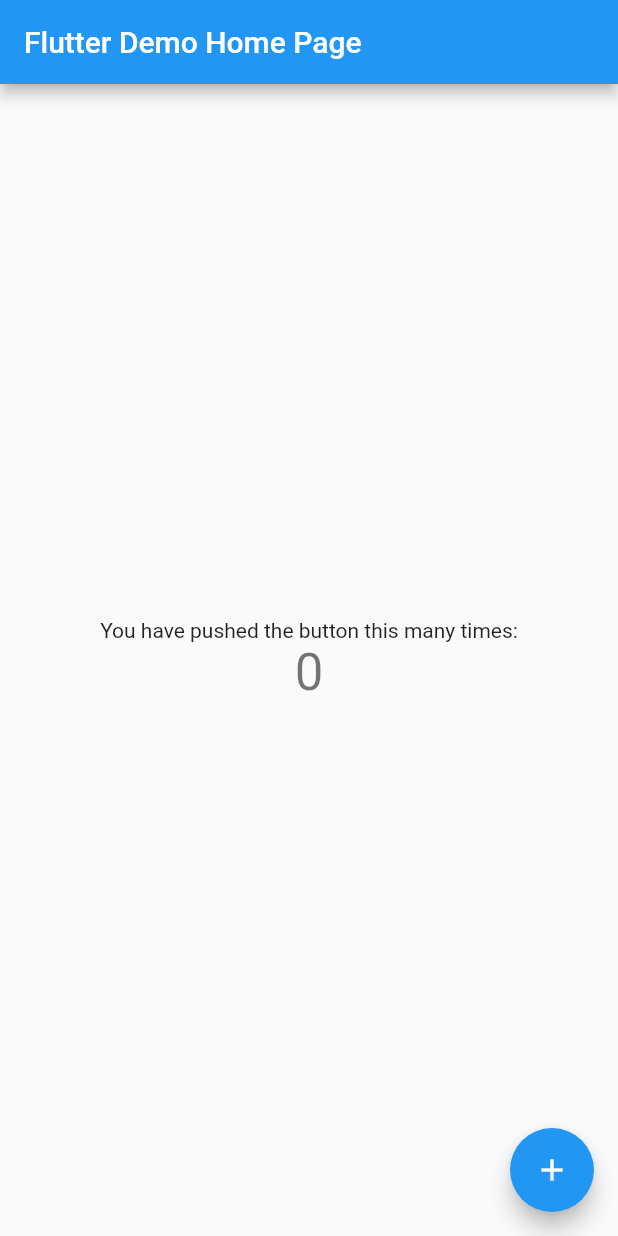
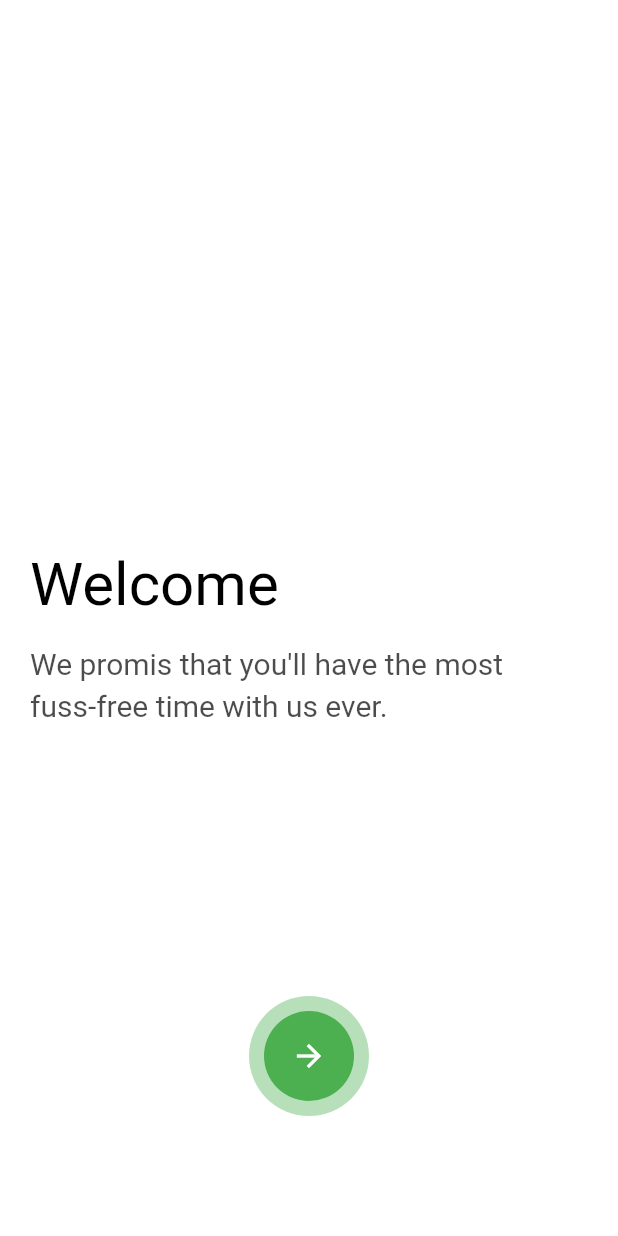
Before and after one commit to lidhishc/agrodocMidhun, a Flutter app: the screen it shows after launch, on a phone screen of 412 x 824 dp. Run offline on Flutter 3.47's test engine with Material 2 defaults, Android fonts, the phone set to English and light mode, and no system bars; our stand-ins replace page_transition, simple_animations.

Commit message:
second commit

```diff
--- /dev/null
+++ b/lib/firstpage/Animations/FadeAnimation.dart
@@ -0,0 +1,33 @@
+import 'package:flutter/material.dart';
+import 'package:simple_animations/simple_animations.dart';
+
+class FadeAnimation extends StatelessWidget {
+  final double delay;
+  final Widget child;
+
+  FadeAnimation(this.delay, this.child);
+
+  @override
+  Widget build(BuildContext context) {
+    final tween = MultiTrackTween([
+      Track("opacity").add(Duration(milliseconds: 500), Tween(begin: 0.0, end: 1.0)),
+      Track("translateY").add(
+        Duration(milliseconds: 500), Tween(begin: -130.0, end: 0.0),
+        curve: Curves.easeOut)
+    ]);
+
+    return ControlledAnimation(
+      delay: Duration(milliseconds: (500 * delay).round()),
+      duration: tween.duration,
+      tween: tween,
+      child: child,
+      builderWithChild: (context, child, animation) => Opacity(
+        opacity: animation["opacity"],
+        child: Transform.translate(
+          offset: Offset(0, animation["translateY"]),
+          child: child
+        ),
+      ),
+    );
+  }
+}
--- /dev/null
+++ b/lib/firstpage/firstpage.dart
@@ -0,0 +1,246 @@
+import 'package:flutter/material.dart';
+import 'package:project/firstpage/Animations/FadeAnimation.dart';
+import 'package:page_transition/page_transition.dart';
+import 'package:project/loginPage/login.dart';
+
+class FirstPage extends StatefulWidget {
+  @override
+  _FirstPageState createState() => _FirstPageState();
+}
+
+class _FirstPageState extends State<FirstPage> with TickerProviderStateMixin {
+  AnimationController _scaleController;
+  AnimationController _scale2Controller;
+  AnimationController _widthController;
+  AnimationController _positionController;
+
+  Animation<double> _scaleAnimation;
+  Animation<double> _scale2Animation;
+  Animation<double> _widthAnimation;
+  Animation<double> _positionAnimation;
+
+  bool hideIcon = false;
+
+  @override
+  void initState() {
+    super.initState();
+
+    _scaleController = AnimationController(
+      vsync: this,
+      duration: Duration(milliseconds: 300),
+    );
+
+    _scaleAnimation =
+        Tween<double>(begin: 1.0, end: 0.8).animate(_scaleController)
+          ..addStatusListener((status) {
+            if (status == AnimationStatus.completed) {
+              _widthController.forward();
+            }
+          });
+
+    _widthController =
+        AnimationController(vsync: this, duration: Duration(milliseconds: 600));
+
+    _widthAnimation = Tween<double>(
+      begin: 80.0,
+      end: 300.0,
+    ).animate(_widthController)
+      ..addStatusListener((status) {
+        if (status == AnimationStatus.completed) {
+          _positionController.forward();
+        }
+      });
+
+    _positionController = AnimationController(
+      vsync: this,
+      duration: Duration(milliseconds: 1000),
+    );
+
+    _positionAnimation = Tween<double>(
+      begin: 0.0,
+      end: 215.0,
+    ).animate(_positionController)
+      ..addStatusListener((status) {
+        if (status == AnimationStatus.completed) {
+          setState(() {
+          hideIcon = true;
+        });
+          _scale2Controller.forward();
+        }
+      });
+
+    _scale2Controller =
+        AnimationController(vsync: this, duration: Duration(milliseconds: 300));
+
+    _scale2Animation =
+        Tween<double>(begin: 1.0, end: 32.0).animate(_scale2Controller)
+          ..addStatusListener((status) {
+            if (status == AnimationStatus.completed) {
+              Navigator.push(context, PageTransition(type: PageTransitionType.fade, child: LoginPage()));
+            }
+          });
+  }
+
+  @override
+  Widget build(BuildContext context) {
+    //final double width = MediaQuery.of(context).size.width;
+
+    return Scaffold(
+      backgroundColor: Colors.white,
+      body: Container(
+        width: double.infinity,
+        child: Stack(
+          children: <Widget>[
+            Container(
+              padding: EdgeInsets.all(20.0),
+              child: Column(
+                mainAxisAlignment: MainAxisAlignment.end,
+                crossAxisAlignment: CrossAxisAlignment.start,
+                children: <Widget>[
+                  FadeAnimation(
+                    1,
+                    Text(
+                      "Welcome",
+                      style: TextStyle(
+                        color: Colors.black,
+                        fontSize: 40.0,
+                      ),
+                    ),
+                  ),
+                  SizedBox(
+                    height: 15,
+                  ),
+                  FadeAnimation(
+                    1.3,
+                    Text(
+                      "We promis that you'll have the most \nfuss-free time with us ever.",
+                      style: TextStyle(
+                          color: Colors.black.withOpacity(.7),
+                          height: 1.4,
+                          fontSize: 20),
+                    ),
+                  ),
+                  SizedBox(
+                    height: 180,
+                  ),
+                  FadeAnimation(
+                    1.6,
+                    AnimatedBuilder(
+                      animation: _scaleController,
+                      builder: (context, child) => Transform.scale(
+                        scale: _scaleAnimation.value,
+                        child: Center(
+                          child: AnimatedBuilder(
+                            animation: _widthController,
+                            builder: (context, child) => Container(
+                              width: _widthAnimation.value,
+                              height: 80,
+                              padding: EdgeInsets.all(10),
+                              decoration: BoxDecoration(
+                                borderRadius: BorderRadius.circular(50),
+                                color: Colors.green.withOpacity(.4),
+                              ),
+                              child: InkWell(
+                                onTap: () {
+                                  _scaleController.forward();
+                                },
+                                child: Stack(
+                                  children: <Widget>[
+                                    AnimatedBuilder(
+                                      animation: _positionController,
+                                      builder: (context, child) => Positioned(
+                                        left: _positionAnimation.value,
+                                        child: AnimatedBuilder(
+                                          animation: _scale2Controller,
+                                          builder: (context, child) =>
+                                            Transform.scale(
+                                            scale: _scale2Animation.value,
+                                            child: Container(
+                                              width: 60,
+                                              height: 60,
+                                              decoration: BoxDecoration(
+                                                shape: BoxShape.circle,
+                                                color: Colors.green,
+                                              ),
+                                              child: hideIcon == false ? Icon(Icons.arrow_forward,
+                                                  color: Colors.white,): Container()
+                                            ),
+                                          ),
+                                        ),
+                                      ),
+                                    ),
+                                  ],
+                                ),
+                              ),
+                            ),
+                          ),
+                        ),
+                      ),
+                    ),
+                  ),
+                  SizedBox(
+                    height: 60,
+                  ),
+                ],
+              ),
+            ),
+          ],
+        ),
+      ),
+    );
+  }
+}
+
+//      COMMent
+
+// Positioned(
+//               top: -150,
+//               left: 0,
+//               child: FadeAnimation(
+//                 1,
+//                 Container(
+//                   width: width,
+//                   height: 400,
+//                   decoration: BoxDecoration(
+//                     image: DecorationImage(
+//                       image: AssetImage('assets/images/dark.jpg'),
+//                       fit: BoxFit.cover,
+//                     ),
+//                   ),
+//                 ),
+//               ),
+//             ),
+//             Positioned(
+//               top: -100,
+//               left: 0,
+//               child: FadeAnimation(
+//                 1.3,
+//                 Container(
+//                   width: width,
+//                   height: 400,
+//                   decoration: BoxDecoration(
+//                     image: DecorationImage(
+//                       image: AssetImage('assets/images/dark.jpg'),
+//                       fit: BoxFit.cover,
+//                     ),
+//                   ),
+//                 ),
+//               ),
+//             ),
+//             Positioned(
+//               top: -50,
+//               left: 0,
+//               child: FadeAnimation(
+//                 1.6,
+//                 Container(
+//                   width: width,
+//                   height: 400,
+//                   decoration: BoxDecoration(
+//                     image: DecorationImage(
+//                       image: AssetImage('assets/images/dark.jpg'),
+//                       fit: BoxFit.cover,
+//                     ),
+//                   ),
+//                 ),
+//               ),
+//             ),
--- /dev/null
+++ b/lib/loginPage/login.dart
@@ -0,0 +1,11 @@
+import 'package:flutter/material.dart';
+
+class LoginPage extends StatelessWidget {
+  @override
+  Widget build(BuildContext context) {
+    return Scaffold(
+      backgroundColor: Colors.white,
+      body: Container(),
+    );
+  }
+}
--- a/lib/main.dart
+++ b/lib/main.dart
@@ -1,111 +1,9 @@
 import 'package:flutter/material.dart';
+import 'package:project/firstpage/firstpage.dart';
 
-void main() => runApp(MyApp());
-
-class MyApp extends StatelessWidget {
-  // This widget is the root of your application.
-  @override
-  Widget build(BuildContext context) {
-    return MaterialApp(
-      title: 'Flutter Demo',
-      theme: ThemeData(
-        // This is the theme of your application.
-        //
-        // Try running your application with "flutter run". You'll see the
-        // application has a blue toolbar. Then, without quitting the app, try
-        // changing the primarySwatch below to Colors.green and then invoke
-        // "hot reload" (press "r" in the console where you ran "flutter run",
-        // or simply save your changes to "hot reload" in a Flutter IDE).
-        // Notice that the counter didn't reset back to zero; the application
-        // is not restarted.
-        primarySwatch: Colors.blue,
-      ),
-      home: MyHomePage(title: 'Flutter Demo Home Page'),
-    );
-  }
-}
-
-class MyHomePage extends StatefulWidget {
-  MyHomePage({Key key, this.title}) : super(key: key);
-
-  // This widget is the home page of your application. It is stateful, meaning
-  // that it has a State object (defined below) that contains fields that affect
-  // how it looks.
-
-  // This class is the configuration for the state. It holds the values (in this
-  // case the title) provided by the parent (in this case the App widget) and
-  // used by the build method of the State. Fields in a Widget subclass are
-  // always marked "final".
-
-  final String title;
-
-  @override
-  _MyHomePageState createState() => _MyHomePageState();
-}
-
-class _MyHomePageState extends State<MyHomePage> {
-  int _counter = 0;
-
-  void _incrementCounter() {
-    setState(() {
-      // This call to setState tells the Flutter framework that something has
-      // changed in this State, which causes it to rerun the build method below
-      // so that the display can reflect the updated values. If we changed
-      // _counter without calling setState(), then the build method would not be
-      // called again, and so nothing would appear to happen.
-      _counter++;
-    });
-  }
-
-  @override
-  Widget build(BuildContext context) {
-    // This method is rerun every time setState is called, for instance as done
-    // by the _incrementCounter method above.
-    //
-    // The Flutter framework has been optimized to make rerunning build methods
-    // fast, so that you can just rebuild anything that needs updating rather
-    // than having to individually change instances of widgets.
-    return Scaffold(
-      appBar: AppBar(
-        // Here we take the value from the MyHomePage object that was created by
-        // the App.build method, and use it to set our appbar title.
-        title: Text(widget.title),
-      ),
-      body: Center(
-        // Center is a layout widget. It takes a single child and positions it
-        // in the middle of the parent.
-        child: Column(
-          // Column is also a layout widget. It takes a list of children and
-          // arranges them vertically. By default, it sizes itself to fit its
-          // children horizontally, and tries to be as tall as its parent.
-          //
-          // Invoke "debug painting" (press "p" in the console, choose the
-          // "Toggle Debug Paint" action from the Flutter Inspector in Android
-          // Studio, or the "Toggle Debug Paint" command in Visual Studio Code)
-          // to see the wireframe for each widget.
-          //
-          // Column has various properties to control how it sizes itself and
-          // how it positions its children. Here we use mainAxisAlignment to
-          // center the children vertically; the main axis here is the vertical
-          // axis because Columns are vertical (the cross axis would be
-          // horizontal).
-          mainAxisAlignment: MainAxisAlignment.center,
-          children: <Widget>[
-            Text(
-              'You have pushed the button this many times:',
-            ),
-            Text(
-              '$_counter',
-              style: Theme.of(context).textTheme.display1,
-            ),
-          ],
-        ),
-      ),
-      floatingActionButton: FloatingActionButton(
-        onPressed: _incrementCounter,
-        tooltip: 'Increment',
-        child: Icon(Icons.add),
-      ), // This trailing comma makes auto-formatting nicer for build methods.
-    );
-  }
-}
+void main() =>  runApp(
+  MaterialApp(
+    debugShowCheckedModeBanner: false,
+    home: FirstPage(),
+  )
+);
```
Also changed, not shown: pubspec.yaml (+4 -4 lines), assets/images/dark.jpg (added), pubspec.lock.
